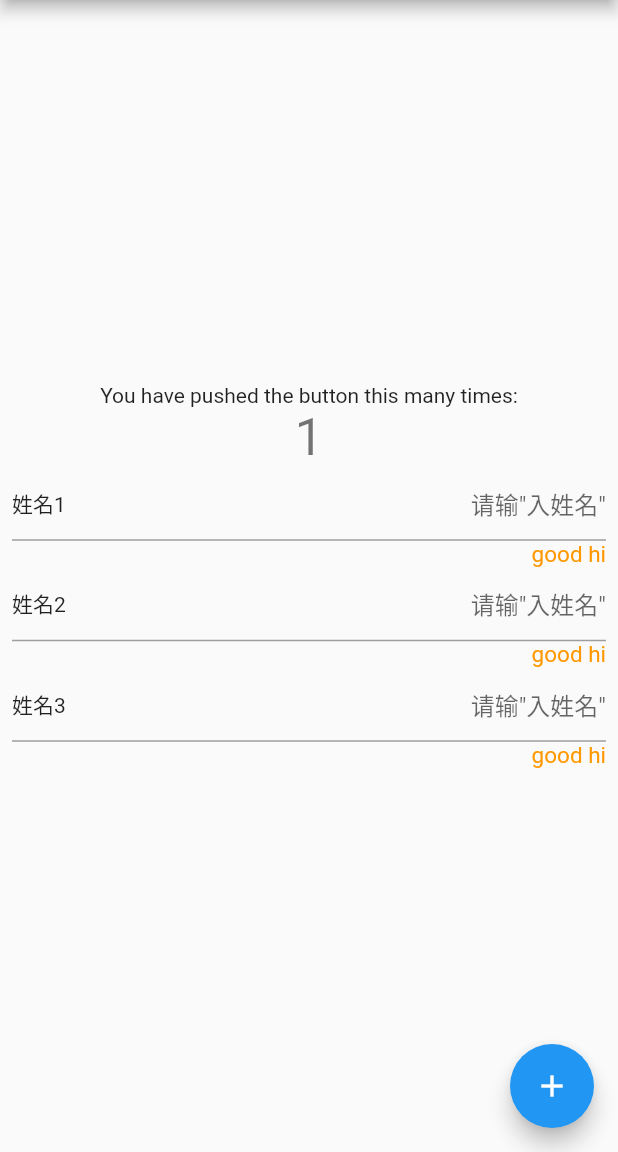
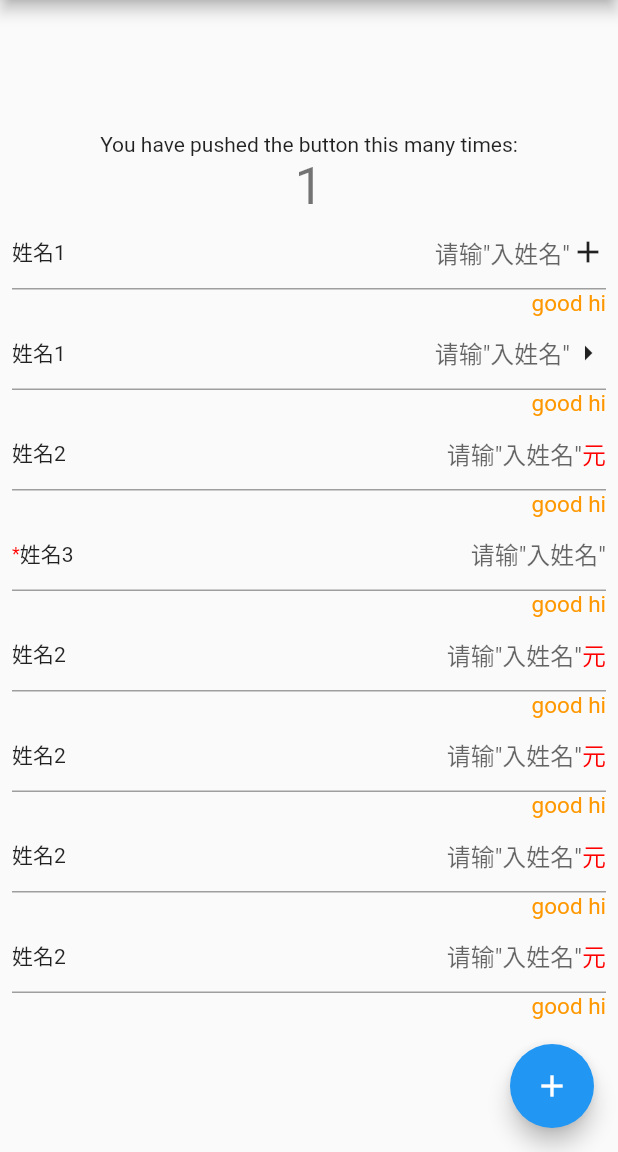
Before and after one commit to iflutter/flutter_form, a Flutter app: the screen it shows after launch, after a tap on the "add" icon, on a phone screen of 412 x 824 dp, the part 84-1236 px from its top. Run offline on Flutter 3.47's test engine with Material 2 defaults, Android fonts, the phone set to English and light mode, and no system bars.

Commit message:
add prefix suffix support

```diff
--- a/example/lib/main.dart
+++ b/example/lib/main.dart
@@ -28,11 +28,21 @@ class MyHomePage extends StatefulWidget {
 
 final userInfoFormDefines = [
   fInput(
-      'k="name1",suffix="id:+",l="姓名1",h="+^请输&quot;入姓名&quot;",v-req ,v-len="6"'),
+      'k="name1",suffix="id::+",l="姓名1",h="+^请输&quot;入姓名&quot;",v-req ,v-len="6"'),
   fInput(
-      'k="name2",suffix="str::元",l="姓名2",h="+^请输&quot;入姓名&quot;",v-req ,v-len="6"'),
+      'k="name1",suffix="id::>",l="姓名1",h="+^请输&quot;入姓名&quot;",v-req ,v-len="6"'),
   fInput(
-      'k="name3",prefix="str:c_#FF0000 s_12:*",l="姓名3",h="+^请输&quot;入姓名&quot;",v-req ,v-len="6"'),
+      'k="name2",suffix="str:color|0xFF0000 size|16:元",l="姓名2",h="+^请输&quot;入姓名&quot;",v-req ,v-len="6"'),
+  fInput(
+      'k="name3",prefix="str:color|0xFF0000 size|12:*",l="姓名3",h="+^请输&quot;入姓名&quot;",v-req ,v-len="6"'),
+  fInput(
+      'k="name2",suffix="str:color|0xFF0000 size|16:元",l="姓名2",h="+^请输&quot;入姓名&quot;",v-req ,v-len="6"'),
+  fInput(
+      'k="name2",suffix="str:color|0xFF0000 size|16:元",l="姓名2",h="+^请输&quot;入姓名&quot;",v-req ,v-len="6"'),
+  fInput(
+      'k="name2",suffix="str:color|0xFF0000 size|16:元",l="姓名2",h="+^请输&quot;入姓名&quot;",v-req ,v-len="6"'),
+  fInput(
+      'k="name2",suffix="str:color|0xFF0000 size|16:元",l="姓名2",h="+^请输&quot;入姓名&quot;",v-req ,v-len="6"'),
 ];
 
 class _MyHomePageState extends State<MyHomePage> {
@@ -64,8 +74,11 @@ class _MyHomePageState extends State<MyHomePage> {
             Padding(
               child: FormBuilder(
                 stringWidgetBuilders: {
-                  "ic_+": (BuildContext context, String str) {
+                  "id::+": (BuildContext context, String strId) {
                     return Icon(Icons.add);
+                  },
+                  "id::>": (BuildContext context, String strId) {
+                    return Icon(Icons.arrow_right);
                   }
                 },
                 tipsHintFormat: "hello hint %s",
--- a/lib/src/field/field.dart
+++ b/lib/src/field/field.dart
@@ -9,9 +9,9 @@ abstract class Field {
   String prefixId;
   String suffixId;
   String prefixText;
-  TextStyle prefixTextStyle;
+  AppendedTextStyle prefixTextStyle;
   String suffixText;
-  TextStyle suffixTextStyle;
+  AppendedTextStyle suffixTextStyle;
 
   Field(
       {String key,
@@ -20,18 +20,18 @@ abstract class Field {
       String prefixId,
       String suffixId,
       String prefixText,
-      TextStyle prefixTextStyle,
+      AppendedTextStyle prefixTextStyle,
       String suffixText,
-      TextStyle suffixTextStyle,
+      AppendedTextStyle suffixTextStyle,
       List<Validator> validators}) {
     this.key = key;
     this.label = label;
     this.hint = hint;
     this.prefixId = prefixId;
     this.suffixId = suffixId;
-    this.prefixText= prefixText;
+    this.prefixText = prefixText;
     this.prefixTextStyle = this.prefixTextStyle;
-    this.suffixText= suffixText;
+    this.suffixText = suffixText;
     this.suffixTextStyle = suffixTextStyle;
     this.validators = validators;
   }
@@ -41,6 +41,11 @@ abstract class Field {
   FieldWidget build(FormBuilderState formState, BuildContext context);
 }
 
+class AppendedTextStyle {
+  double fontSize = double.nan;
+  int color = -1;
+}
+
 abstract class Validator<T> {
   dynamic validate(T value);
 }
--- a/lib/src/field/input.dart
+++ b/lib/src/field/input.dart
@@ -10,9 +10,9 @@ class Input extends Field {
       String prefixId,
       String suffixId,
       String prefixText,
-      TextStyle prefixTextStyle,
+      AppendedTextStyle prefixTextStyle,
       String suffixText,
-      TextStyle suffixTextStyle,
+      AppendedTextStyle suffixTextStyle,
       List<Validator> validators,
       String validatorsExp})
       : super(
--- a/lib/src/field/options.dart
+++ b/lib/src/field/options.dart
@@ -10,9 +10,9 @@ class Options extends Field {
     String prefixId,
     String suffixId,
     String prefixText,
-    TextStyle prefixTextStyle,
+    AppendedTextStyle prefixTextStyle,
     String suffixText,
-    TextStyle suffixTextStyle,
+    AppendedTextStyle suffixTextStyle,
     List<Validator> validators,
   }) : super(
             key: key,
--- a/lib/src/field/selector.dart
+++ b/lib/src/field/selector.dart
@@ -10,9 +10,9 @@ class Selector extends Field {
     String prefixId,
     String suffixId,
     String prefixText,
-    TextStyle prefixTextStyle,
+    AppendedTextStyle prefixTextStyle,
     String suffixText,
-    TextStyle suffixTextStyle,
+    AppendedTextStyle suffixTextStyle,
     List<Validator> validators,
   }) : super(
             key: key,
--- a/lib/src/field_parse.dart
+++ b/lib/src/field_parse.dart
@@ -1,3 +1,4 @@
+import 'package:flutter/cupertino.dart';
 import 'package:flutter_form/flutter_form.dart';
 
 class FieldParser {
@@ -87,13 +88,16 @@ class FieldParser {
     Validator validator;
     switch (key) {
       case 'k':
+      case 'key':
         field.key = value;
         print("ttt filed.key ${field.key}");
         break;
       case 'l':
+      case 'label':
         field.label = value;
         break;
       case 'h':
+      case 'hint':
         field.hint = value;
         break;
       case 'v-req':
@@ -111,7 +115,7 @@ class FieldParser {
         }
         break;
       case 'suffix':
-        if(value!=null){
+        if (value != null) {
           _parseSuffix(field, value);
         }
         break;
@@ -124,17 +128,90 @@ class FieldParser {
     }
   }
 
-  void _parsePrefix(Field field, String prefix) {
-    prefix = prefix.trimLeft();
-    if (prefix.startsWith('str:')) {
-      int endArgs = prefix.indexOf(':',2);
-      //prefix.substring(4,endArgs);
+  int _ParseColor(String hexColor) {
+    hexColor = hexColor.toUpperCase();
+    hexColor = hexColor.replaceAll('#', '');
+    hexColor = hexColor.replaceAll('0X', '');
+    if (hexColor.length == 6) {
+      hexColor = "FF" + hexColor;
+    }
+    return int.parse(hexColor, radix: 16);
+  }
+
+  AppendedTextStyle _parseAppendedTextStyle(String argParts) {
+    AppendedTextStyle style = AppendedTextStyle();
+    var argsList = argParts.split(" ");
+    for (String argKV in argsList) {
+      int keyEnd = argKV.indexOf('\|');
+      if (keyEnd > 0) {
+        String key = argKV.substring(0, keyEnd);
+        String value = argKV.substring(keyEnd + 1, argKV.length);
+        switch (key) {
+          case 'color':
+            try {
+              style.color = _ParseColor(value);
+            } catch (e) {
+              print(e);
+            }
+            break;
+          case 'size':
+            try {
+              style.fontSize = double.parse(value);
+            } catch (e) {
+              print(e);
+            }
+            break;
+        }
+      }
+    }
+    return style;
+  }
+
+  static final _tagStrValue = 'str:';
+  static final _tagIdValue = 'str:';
+  static final _tagValueTagSplitorCode = ':'.codeUnitAt(0);
+
+  void _parsePrefix(Field field, String contentStr) {
+    contentStr = contentStr.trimLeft();
+    if (contentStr.startsWith(_tagStrValue)) {
+      int endArgs = 4;
+      for (int i = 4; i < contentStr.length; i++) {
+        if (contentStr.codeUnitAt(i) == _tagValueTagSplitorCode) {
+          endArgs = i;
+          break;
+        }
+      }
+      String argParts = contentStr.substring(4, endArgs);
+      field.prefixText = contentStr.substring(endArgs + 1, contentStr.length);
+      field.prefixTextStyle = _parseAppendedTextStyle(argParts);
+      //
+      print(
+          "ttt prefix ${field.prefixText} ${field.prefixTextStyle
+              .fontSize} ${field.prefixTextStyle.color}");
+    } else {
+      field.prefixId = contentStr;
     }
   }
 
-  void _parseSuffix(Field field, String suffix) {}
-
-  String parseStringContent(String str) {
-    //TODO
+  void _parseSuffix(Field field, String contentStr) {
+    contentStr = contentStr.trimLeft();
+    if (contentStr.startsWith(_tagStrValue)) {
+      int endArgs = 4;
+      for (int i = 4; i < contentStr.length; i++) {
+        if (contentStr.codeUnitAt(i) == _tagValueTagSplitorCode) {
+          endArgs = i;
+          break;
+        }
+      }
+      String argParts = contentStr.substring(4, endArgs);
+      field.suffixText = contentStr.substring(endArgs + 1, contentStr.length);
+      field.suffixTextStyle = _parseAppendedTextStyle(argParts);
+      //
+      print(
+          "ttt suffix ${field.suffixText} ${field.suffixTextStyle
+              .fontSize} ${field.suffixTextStyle.color}");
+    } else {
+      field.suffixId = contentStr;
+    }
   }
 }
--- a/lib/src/form_builder.dart
+++ b/lib/src/form_builder.dart
@@ -8,8 +8,11 @@ class FormBuilder extends StatefulWidget {
   List<Field> fields;
   Map<String, StringWidgetBuilder> stringWidgetBuilders;
 
-  FormBuilder({String tipsRequiredFormat, String tipsHintFormat, List<
-      Field> fields, Map<String, StringWidgetBuilder> stringWidgetBuilders}) {
+  FormBuilder(
+      {String tipsRequiredFormat,
+      String tipsHintFormat,
+      List<Field> fields,
+      Map<String, StringWidgetBuilder> stringWidgetBuilders}) {
     this.tipsRequiredFormat = tipsRequiredFormat;
     this.tipsHintFormat = tipsHintFormat;
     this.fields = fields;
@@ -36,15 +39,15 @@ class FormBuilderState extends State<FormBuilder> {
     );
   }
 
-  Widget createStringWidget(BuildContext context,String str) {
+  Widget createStringWidget(BuildContext context, String strId) {
     if (widget.stringWidgetBuilders == null) {
       return null;
     }
-    StringWidgetBuilder builder = widget.stringWidgetBuilders[str];
+    StringWidgetBuilder builder = widget.stringWidgetBuilders[strId];
     if (builder == null) {
       return null;
     }
-    return builder(context,str);
+    return builder(context, strId);
   }
 
   _checkBuildForm(BuildContext context) {
@@ -63,39 +66,53 @@ class FormBuilderState extends State<FormBuilder> {
   }
 }
 
+// ignore: must_be_immutable
 abstract class FieldWidget<T extends Field> extends StatefulWidget {
   T field;
   FormBuilderState formState;
 
-  FieldWidget(this.field, this.formState, {Key key}) :super(key: key);
+  FieldWidget(this.field, this.formState, {Key key}) : super(key: key);
 
   Widget createPrefixWidget(BuildContext context) {
-    if (formState == null) {
-      return null;
-    }
-    return formState.createStringWidget(context,field.prefixId);
+    return _createStringWidgetInner(
+        context, field.prefixId, field.prefixText, field.prefixTextStyle);
   }
 
   Widget createSuffixWidget(BuildContext context) {
-    if (formState == null) {
-      return null;
+    return _createStringWidgetInner(
+        context, field.suffixId, field.suffixText, field.suffixTextStyle);
+  }
+
+  Widget _createStringWidgetInner(BuildContext context, String strId,
+      String text, AppendedTextStyle style) {
+    if (strId != null && strId.isNotEmpty && formState != null) {
+      return formState.createStringWidget(context, strId);
     }
-    return formState.createStringWidget(context,field.suffixId);
+    if (text != null && text.isNotEmpty) {
+      TextStyle textStyle;
+      if (style != null) {
+        textStyle =
+            TextStyle(fontSize: style.fontSize, color: Color(style.color));
+      }
+      return Text(
+        text,
+        style: textStyle,
+      );
+    }
+    return null;
   }
 }
 
 abstract class FieldWidgetState<T extends FieldWidget> extends State<T> {
-
   dynamic getValue();
 
   String validate();
 
-  void setValue(String value) {
-
-  }
+  void setValue(String value) {}
 }
 
-typedef StringWidgetBuilder = Widget Function(BuildContext context,String text);
+typedef StringWidgetBuilder = Widget Function(
+    BuildContext context, String textId);
 //abstract class FormFiled {
 //  List<Validator> validators;
 //
--- /dev/null
+++ b/lib/src/widget/base.dart
@@ -0,0 +1,80 @@
+import 'package:flutter/material.dart';
+import 'package:flutter_form/flutter_form.dart';
+
+// ignore: must_be_immutable
+class FieldBasicRow extends StatelessWidget {
+  Widget child;
+  FieldWidget fieldWidget;
+
+  FieldBasicRow({this.child, this.fieldWidget});
+
+  @override
+  Widget build(BuildContext context) {
+    Widget prefix = fieldWidget.createPrefixWidget(context);
+    Widget suffix = fieldWidget.createSuffixWidget(context);
+    var rowChildren = <Widget>[];
+    if (prefix != null) {
+      rowChildren.add(prefix);
+    }
+    rowChildren.add(Text(fieldWidget.field.label));
+    if (child is Flexible) {
+      rowChildren.add(child);
+    } else {
+      rowChildren.add(Flexible(child: child));
+    }
+    if (suffix != null) {
+      rowChildren.add(suffix);
+    }
+    return Row(
+      children: rowChildren,
+      crossAxisAlignment: CrossAxisAlignment.center,
+    );
+  }
+}
+
+// ignore: must_be_immutable
+class FieldWidgetBox extends StatelessWidget {
+  Widget child;
+  String errorText;
+  bool isFocused;
+
+  FieldWidgetBox({this.child, this.errorText, this.isFocused});
+
+  @override
+  Widget build(BuildContext context) {
+    var children = <Widget>[
+      Container(
+          decoration: BoxDecoration(
+              border: Border(
+                  bottom: BorderSide(
+                      color: isFocused ? Colors.red : Colors.grey, width: 1))),
+          child: child)
+    ];
+    if (errorText != null && errorText.isNotEmpty) {
+      children.add(Text(
+        errorText,
+        textAlign: TextAlign.right,
+        style: TextStyle(
+          color: Colors.orange,
+          fontSize: 15,
+        ),
+      ));
+    }
+    return Column(
+      children: children,
+      crossAxisAlignment: CrossAxisAlignment.end,
+    );
+  }
+}
+
+// ignore: must_be_immutable
+class FieldRow extends StatelessWidget {
+  Widget prefix;
+  Widget suffix;
+  Widget content;
+
+  FieldRow({this.prefix, this.suffix, this.content});
+
+  @override
+  Widget build(BuildContext context) {}
+}
--- a/lib/src/widget/input_widget.dart
+++ b/lib/src/widget/input_widget.dart
@@ -2,9 +2,10 @@ import 'package:flutter/material.dart';
 import 'package:flutter_form/flutter_form.dart';
 import 'package:flutter_form/src/field/input.dart';
 
+import 'base.dart';
+
 // ignore: must_be_immutable
 class InputWidget extends FieldWidget<Input> {
-
   InputWidget(Input field, FormBuilderState formState, {Key key})
       : super(field, formState, key: key);
 
@@ -21,6 +22,7 @@ class InputFieldState extends FieldWidgetState<InputWidget> {
 
   @override
   void initState() {
+    super.initState();
     _focusNode.addListener(() {
       setState(() {
         isFocused = _focusNode.hasFocus;
@@ -30,13 +32,15 @@ class InputFieldState extends FieldWidgetState<InputWidget> {
 
   @override
   void deactivate() {
+    super.deactivate();
     _focusNode.dispose();
   }
 
   @override
   Widget build(BuildContext context) {
     return FieldWidgetBox(
-      child: FieldBasicRow(child: TextFormField(
+      child: FieldBasicRow(
+        child: TextFormField(
           focusNode: _focusNode,
           autovalidate: false,
           validator: (String value) {
@@ -47,11 +51,13 @@ class InputFieldState extends FieldWidgetState<InputWidget> {
           },
           textAlign: TextAlign.right,
           decoration: InputDecoration(
-          border: InputBorder.none,
-          hintText: widget.field.hint,
-        ),), fieldWidget: widget,),
+              border: InputBorder.none, hintText: widget.field.hint),
+        ),
+        fieldWidget: widget,
+      ),
       isFocused: isFocused,
-      errorText: _errorText,);
+      errorText: _errorText,
+    );
   }
 
   @override
@@ -66,79 +72,3 @@ class InputFieldState extends FieldWidgetState<InputWidget> {
     return null;
   }
 }
-
-class FieldBasicRow extends StatelessWidget {
-  String lable;
-  Widget child;
-  FieldWidget fieldWidget;
-
-  FieldBasicRow({ this.child, this.fieldWidget});
-
-  @override
-  Widget build(BuildContext context) {
-    Widget prefix = fieldWidget.createPrefixWidget(context);
-    Widget suffix = fieldWidget.createSuffixWidget(context);
-    var rowChildren = <Widget>[];
-    if (prefix != null) {
-      rowChildren.add(prefix);
-    }
-    rowChildren.add(Text(fieldWidget.field.label));
-    if (child is Flexible) {
-      rowChildren.add(child);
-    } else {
-      rowChildren.add(Flexible(child: child));
-    }
-    if (suffix != null) {
-      rowChildren.add(prefix);
-    }
-    return Row(
-      children: rowChildren, crossAxisAlignment: CrossAxisAlignment.center,);
-  }
-}
-
-class FieldWidgetBox extends StatelessWidget {
-  Widget child;
-  String errorText;
-  bool isFocused;
-
-  FieldWidgetBox({this.child, this.errorText, this.isFocused});
-
-  @override
-  Widget build(BuildContext context) {
-    var children = <Widget>[
-      Container(
-          decoration: BoxDecoration(
-              border: Border(bottom: BorderSide(
-                  color: isFocused ? Colors.red : Colors.grey,
-                  width: 1))
-          ),
-          child: child
-      )
-    ];
-    if (errorText != null && errorText.isNotEmpty) {
-      children.add(
-          Text(errorText,
-            textAlign: TextAlign.right,
-            style: TextStyle(
-              color: Colors.orange,
-              fontSize: 15,
-            ),));
-    }
-    return Column(
-      children: children,
-      crossAxisAlignment: CrossAxisAlignment.end,);
-  }
-}
-
-class FieldRow extends StatelessWidget {
-  Widget prefix;
-  Widget suffix;
-  Widget content;
-
-  FieldRow({this.prefix, this.suffix, this.content});
-
-  @override
-  Widget build(BuildContext context) {
-
-  }
-}
--- a/lib/src/widget/options_widget.dart
+++ b/lib/src/widget/options_widget.dart
@@ -1,6 +1,7 @@
 import 'package:flutter/cupertino.dart';
 import 'package:flutter_form/flutter_form.dart';
 
+// ignore: must_be_immutable
 class OptionsWidget extends FieldWidget<Options> {
   OptionsWidget(Options field, FormBuilderState formState, {Key key})
       : super(field, formState, key: key);
--- a/lib/src/widget/selector_widget.dart
+++ b/lib/src/widget/selector_widget.dart
@@ -1,6 +1,7 @@
 import 'package:flutter/cupertino.dart';
 import 'package:flutter_form/flutter_form.dart';
 
+// ignore: must_be_immutable
 class SelectorWidget extends FieldWidget<Selector> {
   SelectorWidget(Selector field, FormBuilderState formState, {Key key})
       : super(field, formState, key: key);
```
Lines whose indentation alone changed are shown as unchanged.
